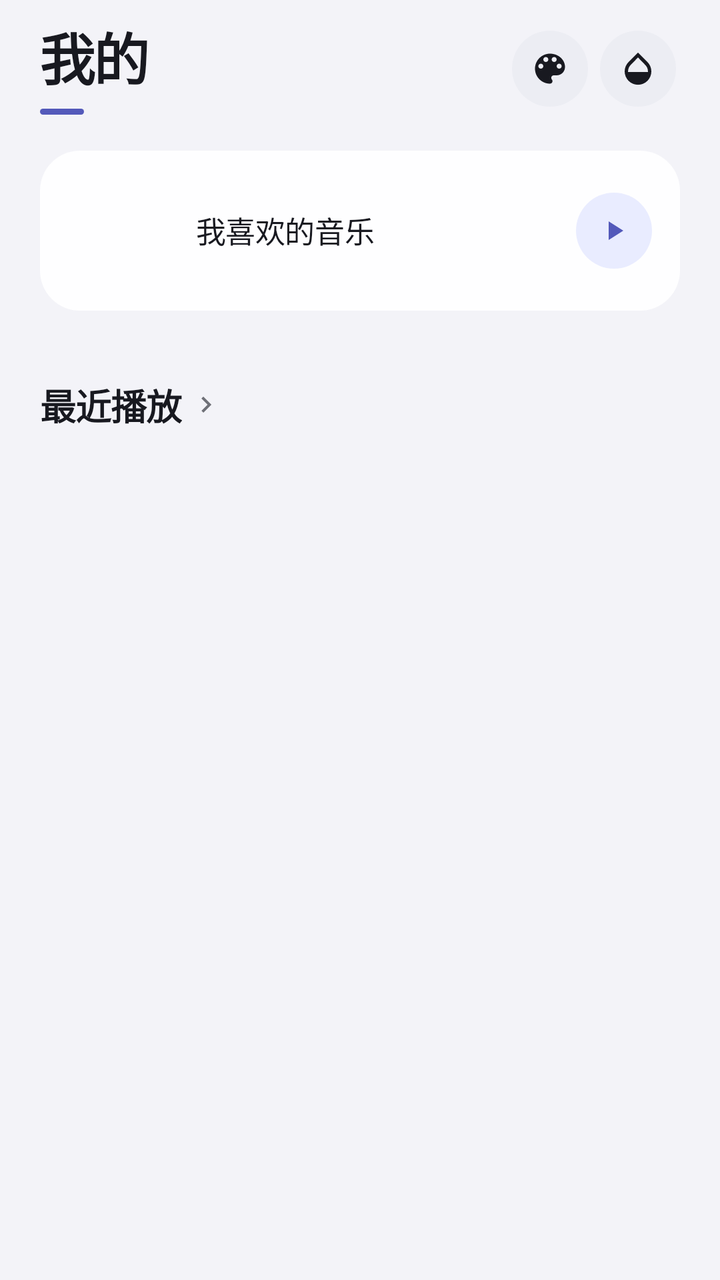
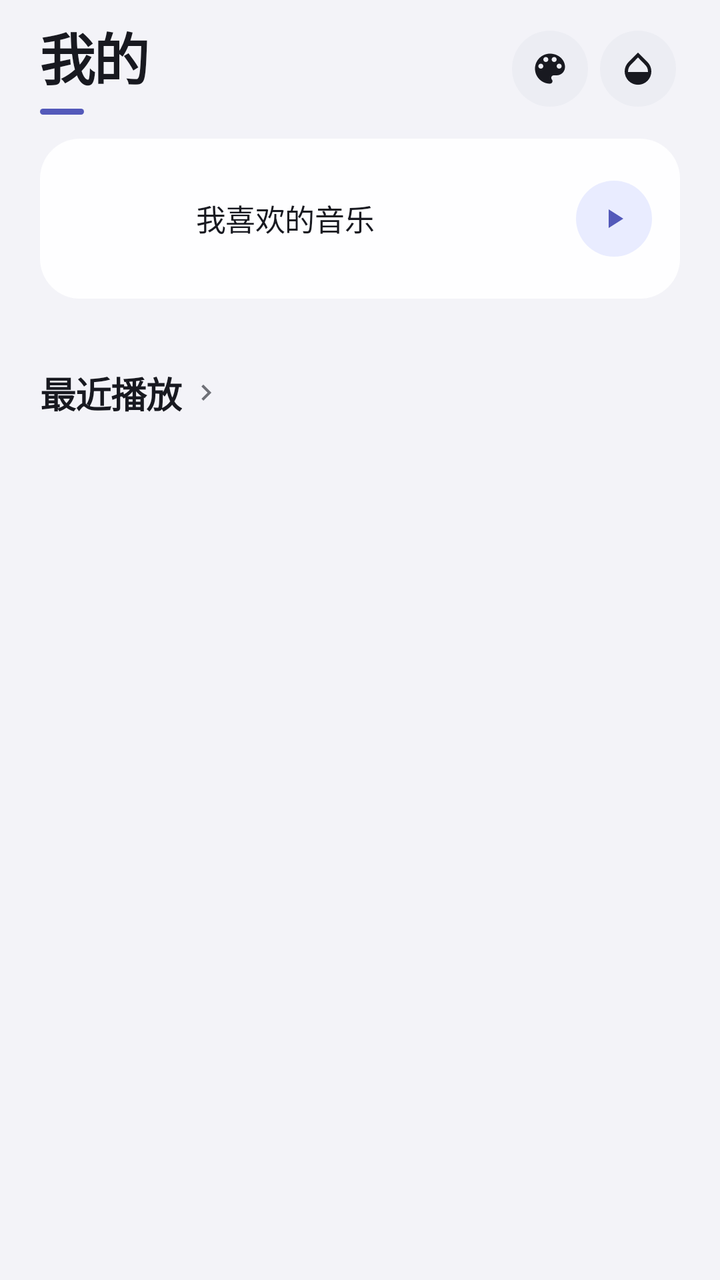

Compare the two renders of this Android layout. The source of the first and the diff that turns it into the second are given below.
<!-- AndroidManifest.xml: application theme Theme.Aurora -->
<!-- res/layout/fragment_mine.xml -->
<?xml version="1.0" encoding="utf-8"?>
<androidx.core.widget.NestedScrollView xmlns:android="http://schemas.android.com/apk/res/android"
    xmlns:app="http://schemas.android.com/apk/res-auto"
    android:layout_width="match_parent"
    android:layout_height="match_parent"
    android:clipToPadding="false"
    android:fillViewport="true"
    android:overScrollMode="never"
    android:paddingBottom="136dp"
    android:scrollbars="none">

    <LinearLayout
        android:layout_width="match_parent"
        android:layout_height="wrap_content"
        android:orientation="vertical">

        
        <LinearLayout
            android:layout_width="match_parent"
            android:layout_height="wrap_content"
            android:gravity="bottom"
            android:orientation="horizontal"
            android:paddingStart="20dp"
            android:paddingTop="8dp"
            android:paddingEnd="16dp">

            <LinearLayout
                android:layout_width="wrap_content"
                android:layout_height="wrap_content"
                android:orientation="vertical">

                <TextView
                    style="@style/Text.Display"
                    android:layout_width="wrap_content"
                    android:layout_height="wrap_content"
                    android:text="@string/mine_title"
                    android:textSize="28sp" />

                <View
                    android:layout_width="22dp"
                    android:layout_height="3dp"
                    android:layout_marginTop="6dp"
                    android:background="@drawable/bg_tab_underline" />
            </LinearLayout>

            <Space
                android:layout_width="0dp"
                android:layout_height="1dp"
                android:layout_weight="1" />

            <ImageButton
                android:id="@+id/mineTheme"
                style="@style/Widget.IconButton"
                android:layout_marginEnd="6dp"
                android:layout_marginBottom="4dp"
                android:contentDescription="@string/theme_button"
                android:src="@drawable/ic_palette"
                app:tint="?attr/auInk" />

            <ImageButton
                android:id="@+id/mineGlass"
                style="@style/Widget.IconButton"
                android:layout_marginEnd="6dp"
                android:layout_marginBottom="4dp"
                android:contentDescription="@string/glass_button"
                android:src="@drawable/ic_glass"
                app:tint="?attr/auInk" />

        </LinearLayout>

        
        <LinearLayout
            android:id="@+id/mineFavoritesCard"
            android:layout_width="match_parent"
            android:layout_height="wrap_content"
            android:layout_marginStart="20dp"
            android:layout_marginTop="18dp"
            android:layout_marginEnd="20dp"
            android:background="@drawable/bg_mine_card"
            android:clickable="true"
            android:focusable="true"
            android:gravity="center_vertical"
            android:orientation="horizontal"
            android:padding="14dp">

            <com.google.android.material.imageview.ShapeableImageView
                android:id="@+id/mineFavoritesCover"
                android:layout_width="52dp"
                android:layout_height="52dp"
                android:contentDescription="@null"
                android:scaleType="centerCrop"
                app:shapeAppearanceOverlay="@style/Shape.Cover.Row" />

            <TextView
                style="@style/Text.RowTitle"
                android:layout_width="0dp"
                android:layout_height="wrap_content"
                android:layout_marginStart="12dp"
                android:layout_weight="1"
                android:text="@string/mine_favorites_card"
                android:textSize="15sp" />

            <ImageButton
                android:id="@+id/mineFavoritesPlay"
                android:layout_width="38dp"
                android:layout_height="38dp"
                android:background="@drawable/bg_quick_circle"
                android:contentDescription="@string/player_play"
                android:padding="11dp"
                android:scaleType="fitCenter"
                android:src="@drawable/ic_play"
                app:tint="?attr/auAccent" />
        </LinearLayout>

        
        <androidx.recyclerview.widget.RecyclerView
            android:id="@+id/mineEntries"
            android:layout_width="match_parent"
            android:layout_height="wrap_content"
            android:layout_marginStart="12dp"
            android:layout_marginTop="10dp"
            android:layout_marginEnd="12dp"
            android:nestedScrollingEnabled="false"
            android:overScrollMode="never" />

        
        <LinearLayout
            android:id="@+id/mineRecentHeader"
            android:layout_width="match_parent"
            android:layout_height="wrap_content"
            android:layout_marginTop="14dp"
            android:background="@drawable/bg_ripple_row"
            android:gravity="center_vertical"
            android:orientation="horizontal"
            android:paddingStart="20dp"
            android:paddingTop="10dp"
            android:paddingEnd="20dp"
            android:paddingBottom="2dp">

            <TextView
                style="@style/Text.Section"
                android:layout_width="wrap_content"
                android:layout_height="wrap_content"
                android:text="@string/mine_recent_card" />

            <ImageView
                android:layout_width="16dp"
                android:layout_height="16dp"
                android:layout_marginStart="4dp"
                android:contentDescription="@null"
                android:src="@drawable/ic_chevron_right"
                app:tint="?attr/auInkTertiary" />
        </LinearLayout>

        <androidx.recyclerview.widget.RecyclerView
            android:id="@+id/mineRecent"
            android:layout_width="match_parent"
            android:layout_height="160dp"
            android:layout_marginTop="8dp"
            android:clipToPadding="false"
            android:overScrollMode="never"
            android:paddingStart="20dp"
            android:paddingEnd="8dp"
            android:scrollbars="none" />
    </LinearLayout>
</androidx.core.widget.NestedScrollView>
<!-- resources referenced by this layout -->
<resources>
  <!-- drawable bg_quick_circle (drawable) -->
  <?xml version="1.0" encoding="utf-8"?>
  <shape xmlns:android="http://schemas.android.com/apk/res/android" android:shape="oval">
      <solid android:color="?attr/auAccentSoft" />
  </shape>
  <string name="glass_button">玻璃材质</string>
  <string name="mine_favorites_card">我喜欢的音乐</string>
  <string name="mine_recent_card">最近播放</string>
  <string name="mine_title">我的</string>
  <string name="player_play">播放</string>
  <string name="theme_button">切换主题</string>
  <style name="Shape.Cover.Row" parent="">
          <item name="cornerFamily">rounded</item>
          <item name="cornerSize">@dimen/radius_row</item>
      </style>
  <dimen name="radius_row">12dp</dimen>
  <!-- drawable bg_circle_button (drawable) -->
  <?xml version="1.0" encoding="utf-8"?>
  <shape xmlns:android="http://schemas.android.com/apk/res/android" android:shape="oval">
      <solid android:color="?attr/auSurfaceSunken" />
  </shape>
  <color name="theme_aurora_accent">#5359BA</color>
  <color name="theme_aurora_accent_on">#FDFDFF</color>
  <color name="theme_aurora_surface">#FEFEFF</color>
  <color name="theme_aurora_ink">#181920</color>
  <color name="theme_aurora_surface_sunken">#ECEDF3</color>
  <color name="theme_aurora_ink_secondary">#5E5F67</color>
  <color name="theme_aurora_hairline">#DDDFE8</color>
  <color name="theme_aurora_danger">#B74441</color>
  <color name="theme_aurora_canvas">#F3F3F8</color>
  <color name="theme_aurora_surface_pressed">#E0E2E9</color>
  <color name="theme_aurora_hero_placeholder">#E3E4EB</color>
  <color name="theme_aurora_ink_tertiary">#6E7077</color>
  <color name="theme_aurora_ink_inverse">#FDFEFF</color>
  <color name="theme_aurora_accent_soft">#E9ECFF</color>
  <color name="theme_aurora_accent_deep">#3F429C</color>
  <color name="theme_aurora_accent_cyan">#3AB0C2</color>
  <color name="theme_aurora_hairline_dark">#1FFFFFFF</color>
  <color name="theme_aurora_scrim">#8C000000</color>
  <color name="theme_aurora_nav_pill">#D9DBE8</color>
  <color name="theme_aurora_dark_canvas">#0D0F18</color>
  <color name="theme_aurora_on_dark">#F9FAFD</color>
  <color name="theme_aurora_on_dark_secondary">#B4B5BC</color>
  <color name="theme_aurora_dark_pill">#33FFFFFF</color>
  <color name="theme_aurora_like">#D54563</color>
  <color name="theme_aurora_progress_start">#6068CA</color>
  <color name="theme_aurora_progress_mid">#535AB7</color>
  <color name="theme_aurora_progress_end">#757FE2</color>
  <color name="theme_aurora_tag_brand_bg">#E8ECFF</color>
  <color name="theme_aurora_tag_brand_text">#494EA9</color>
  <color name="theme_aurora_tag_warm_bg">#FFEEE1</color>
  <color name="theme_aurora_tag_warm_text">#944E12</color>
  <color name="theme_aurora_tag_neutral_bg">#ECEEF6</color>
  <color name="theme_aurora_success">#287B46</color>
  <color name="theme_aurora_warning">#A16500</color>
  <color name="theme_aurora_blob_a">#AAB2E4</color>
  <color name="theme_aurora_blob_b">#C5A9D8</color>
  <color name="theme_aurora_blob_c">#8EBCE1</color>
  <color name="theme_aurora_blob_d">#7DC4C6</color>
  <!-- unchanged entries left out for length: 13 -->
</resources>

<!-- the commit's change to res/layout/fragment_mine.xml (unified diff, before → after) -->
@@ -70,11 +70,151 @@
 
         
         <LinearLayout
-            android:id="@+id/mineFavoritesCard"
+            android:id="@+id/mineAccountCard"
             android:layout_width="match_parent"
             android:layout_height="wrap_content"
             android:layout_marginStart="20dp"
             android:layout_marginTop="18dp"
+            android:layout_marginEnd="20dp"
+            android:background="@drawable/bg_mine_card"
+            android:clickable="true"
+            android:focusable="true"
+            android:orientation="vertical"
+            android:padding="16dp"
+            android:visibility="gone">
+
+            <LinearLayout
+                android:layout_width="match_parent"
+                android:layout_height="wrap_content"
+                android:gravity="center_vertical"
+                android:orientation="horizontal">
+
+                <com.szc.learning.music.ui.widget.CoverImageView
+                    android:id="@+id/mineAccountAvatar"
+                    android:layout_width="56dp"
+                    android:layout_height="56dp"
+                    android:contentDescription="@null"
+                    android:scaleType="centerCrop"
+                    app:coverRadius="@dimen/radius_md" />
+
+                <LinearLayout
+                    android:layout_width="0dp"
+                    android:layout_height="wrap_content"
+                    android:layout_marginStart="12dp"
+                    android:layout_weight="1"
+                    android:orientation="vertical">
+
+                    <LinearLayout
+                        android:layout_width="match_parent"
+                        android:layout_height="wrap_content"
+                        android:gravity="center_vertical"
+                        android:orientation="horizontal">
+
+                        <TextView
+                            android:id="@+id/mineAccountName"
+                            style="@style/Text.RowTitle"
+                            android:layout_width="wrap_content"
+                            android:layout_height="wrap_content"
+                            android:ellipsize="end"
+                            android:maxLines="1"
+                            android:textSize="16sp" />
+
+                        <TextView
+                            android:id="@+id/mineAccountVip"
+                            android:layout_width="wrap_content"
+                            android:layout_height="wrap_content"
+                            android:layout_marginStart="6dp"
+                            android:background="@drawable/bg_source_badge"
+                            android:paddingStart="7dp"
+                            android:paddingTop="1dp"
+                            android:paddingEnd="7dp"
+                            android:paddingBottom="1dp"
+                            android:textColor="?attr/auAccentDeep"
+                            android:textSize="10sp"
+                            android:visibility="gone" />
+                    </LinearLayout>
+
+                    <TextView
+                        android:id="@+id/mineAccountSub"
+                        style="@style/Text.Caption"
+                        android:layout_width="match_parent"
+                        android:layout_height="wrap_content"
+                        android:layout_marginTop="4dp"
+                        android:ellipsize="end"
+                        android:maxLines="1" />
+                </LinearLayout>
+
+                <ImageView
+                    android:layout_width="16dp"
+                    android:layout_height="16dp"
+                    android:layout_marginStart="8dp"
+                    android:contentDescription="@null"
+                    android:src="@drawable/ic_chevron_right"
+                    app:tint="?attr/auInkTertiary" />
+            </LinearLayout>
+
+            
+            <TextView
+                android:id="@+id/mineAccountStats"
+                style="@style/Text.Caption"
+                android:layout_width="match_parent"
+                android:layout_height="wrap_content"
+                android:layout_marginTop="12dp"
+                android:ellipsize="end"
+                android:maxLines="1"
+                android:visibility="gone" />
+        </LinearLayout>
+
+        
+        <LinearLayout
+            android:id="@+id/minePlaylistHeader"
+            android:layout_width="match_parent"
+            android:layout_height="wrap_content"
+            android:layout_marginTop="14dp"
+            android:background="@drawable/bg_ripple_row"
+            android:gravity="center_vertical"
+            android:orientation="horizontal"
+            android:paddingStart="20dp"
+            android:paddingTop="10dp"
+            android:paddingEnd="20dp"
+            android:paddingBottom="2dp"
+            android:visibility="gone">
+
+            <TextView
+                style="@style/Text.Section"
+                android:layout_width="wrap_content"
+                android:layout_height="wrap_content"
+                android:text="@string/account_playlists" />
+
+            <ImageView
+                android:layout_width="16dp"
+                android:layout_height="16dp"
+                android:layout_marginStart="4dp"
+                android:contentDescription="@null"
+                android:src="@drawable/ic_chevron_right"
+                app:tint="?attr/auInkTertiary" />
+        </LinearLayout>
+
+        <androidx.recyclerview.widget.RecyclerView
+            android:id="@+id/minePlaylists"
+            android:layout_width="match_parent"
+            android:layout_height="wrap_content"
+            android:layout_marginTop="8dp"
+            android:clipToPadding="false"
+            android:nestedScrollingEnabled="false"
+            android:overScrollMode="never"
+            android:paddingStart="20dp"
+            android:paddingEnd="8dp"
+            android:scrollbars="none"
+            android:visibility="gone" />
+
+        
+        <LinearLayout
+            android:id="@+id/mineFavoritesCard"
+            android:layout_width="match_parent"
+            android:layout_height="wrap_content"
+            android:layout_marginStart="20dp"
+            android:layout_marginTop="12dp"
             android:layout_marginEnd="20dp"
             android:background="@drawable/bg_mine_card"
             android:clickable="true"
<!-- resource entries referenced after the edit -->
@@ -1,10 +1,19 @@
 <!-- resources referenced by this layout -->
 <resources>
+  <dimen name="radius_md">16dp</dimen>
   <!-- drawable bg_quick_circle (drawable) -->
   <?xml version="1.0" encoding="utf-8"?>
   <shape xmlns:android="http://schemas.android.com/apk/res/android" android:shape="oval">
       <solid android:color="?attr/auAccentSoft" />
   </shape>
+  <!-- drawable bg_source_badge (drawable) -->
+  <?xml version="1.0" encoding="utf-8"?>
+  <shape xmlns:android="http://schemas.android.com/apk/res/android"
+      android:shape="rectangle">
+      <solid android:color="?attr/auAccentSoft" />
+      <corners android:radius="6dp" />
+  </shape>
+  <string name="account_playlists">我的歌单</string>
   <string name="glass_button">玻璃材质</string>
   <string name="mine_favorites_card">我喜欢的音乐</string>
   <string name="mine_recent_card">最近播放</string>
@@ -14,6 +23,13 @@
   <style name="Shape.Cover.Row" parent="">
           <item name="cornerFamily">rounded</item>
           <item name="cornerSize">@dimen/radius_row</item>
+      </style>
+  <style name="Text.Caption">
+          <item name="android:layout_width">wrap_content</item>
+          <item name="android:layout_height">wrap_content</item>
+          <item name="android:textSize">11sp</item>
+          <item name="android:textColor">?attr/auInkTertiary</item>
+          <item name="android:letterSpacing">0.04</item>
       </style>
   <dimen name="radius_row">12dp</dimen>
   <!-- drawable bg_circle_button (drawable) -->
